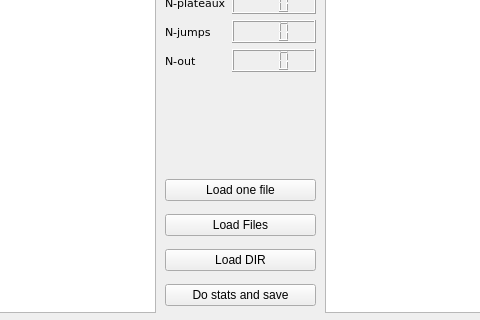
Old version of the form canale_view.ui in the repository CellMechLab/CellForceSpectroscopy; both pictures show x 595 to 1075 and y 248 to 568 of the 1230 by 568 pixel window.
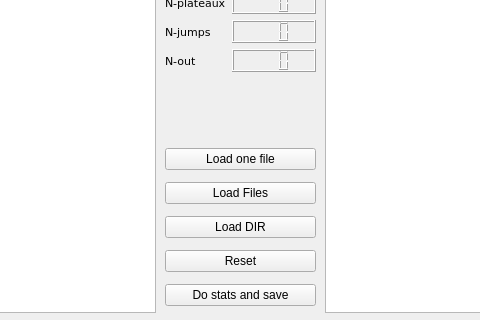
New version of the form. Icons and pictures are not drawn. Custom widgets are drawn as their Qt base class.

Commit message: Added a function to clear all the curves already in the graph. Added the button for performing the stats but the save function is not yet implemented, waiting for a discussion about it.

```diff
--- a/canale_view.ui
+++ b/canale_view.ui
@@ -758,9 +758,9 @@
     <property name="geometry">
      <rect>
       <x>760</x>
-      <y>420</y>
+      <y>390</y>
       <width>151</width>
-      <height>141</height>
+      <height>170</height>
      </rect>
     </property>
     <layout class="QVBoxLayout" name="verticalLayout">
@@ -786,7 +786,14 @@
       </widget>
      </item>
      <item>
-      <widget class="QPushButton" name="pushButton_4">
+      <widget class="QPushButton" name="bReset">
+       <property name="text">
+        <string>Reset</string>
+       </property>
+      </widget>
+     </item>
+     <item>
+      <widget class="QPushButton" name="bDoSave">
        <property name="text">
         <string>Do stats and save</string>
        </property>
```
Left out of the diff: 3 changed lines with no effect on the pictures. The commit also changes 6 other files.
